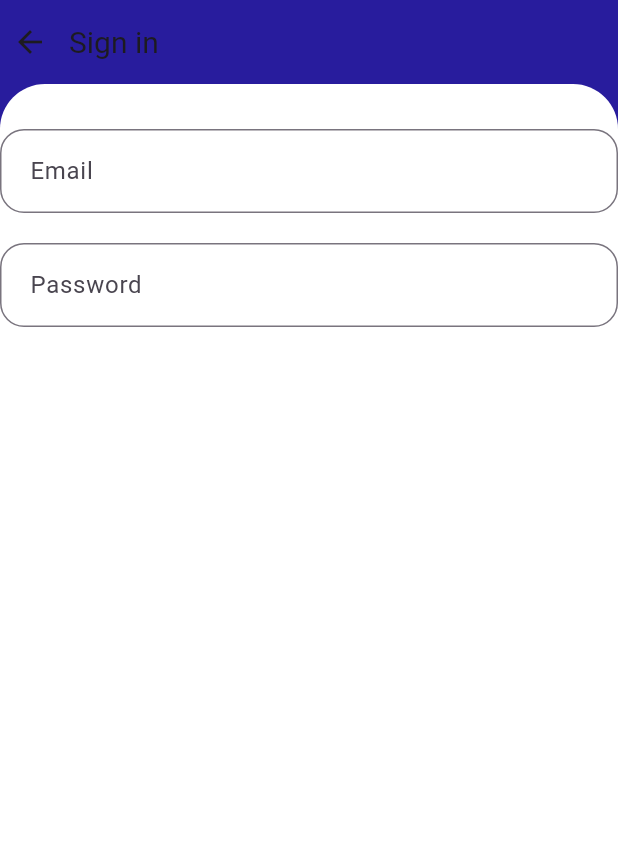
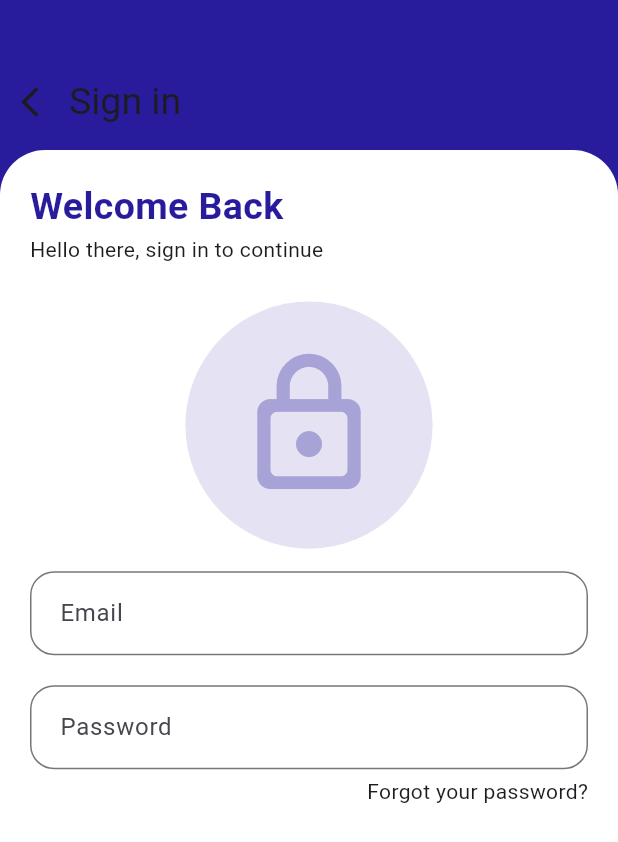
Before and after one commit to ArturAfonso/My-btc-Balance, a Flutter app: the screen it shows after launch, on a phone screen of 412 x 824 dp. Shown: the top 842 px of the screen. Run offline on Flutter 3.47's test engine with Material 3 defaults, Android fonts, the phone set to English and light mode, and no system bars; our stand-ins replace get, hexcolor.

Commit message:
refatorado appbar

```diff
--- /dev/null
+++ b/lib/app/data/shared/widgets/custom_appbar.dart
@@ -0,0 +1,42 @@
+// ignore_for_file: public_member_api_docs, sort_constructors_first
+import 'package:flutter/material.dart';
+import 'package:get/get.dart';
+
+class CustomAppBar extends StatelessWidget {
+  final String title;
+  void Function()? onPressed;
+  Widget? icon;
+  CustomAppBar({
+    Key? key,
+    required this.title,
+    this.onPressed,
+    this.icon,
+  }) : super(key: key);
+
+  @override
+  Widget build(BuildContext context) {
+    return Column(
+      children: [
+        const SizedBox(height: 40),
+        AppBar(
+          leadingWidth: 30,
+          backgroundColor: Get.theme.primaryColor,
+          elevation: 0, // Desativar a sombra da AppBar
+          leading: icon != null
+              ? IconButton(
+                  icon: icon!, // Ícone de voltar
+                  onPressed: onPressed,
+                )
+              : null,
+
+          title: Text(
+            title,
+            style: const TextStyle(
+              fontSize: 25.0,
+            ),
+          ),
+        ),
+      ],
+    );
+  }
+}
--- a/lib/app/modules/Sign-in/views/sign_in_view.dart
+++ b/lib/app/modules/Sign-in/views/sign_in_view.dart
@@ -1,6 +1,7 @@
 // ignore_for_file: public_member_api_docs, sort_constructors_first, must_be_immutable
 import 'package:flutter/material.dart';
 import 'package:get/get.dart';
+import 'package:my_btc_balance/app/data/shared/widgets/custom_appbar.dart';
 
 import '../controllers/sign_in_controller.dart';
 
@@ -11,13 +12,16 @@ class SignInView extends GetView<SignInController> {
     return Scaffold(
       extendBody: true,
       backgroundColor: Get.theme.primaryColor,
-      appBar: CustomAppbar(
-        icon: const Icon(Icons.arrow_back),
-        onPressed: () {
-          Navigator.pop(context);
-        },
-        title: 'Sign in',
+      appBar: PreferredSize(
+          preferredSize: const Size.fromHeight(100.0),
+          child: CustomAppBar(
+            title: "Sign in",
+            icon: const Icon(
+              Icons.arrow_back_ios_new,
+              //color: Colors.transparent,
             ),
+            onPressed: () {},
+          )),
       body: Container(
         decoration: BoxDecoration(
           color: Get.theme.primaryColor,
@@ -26,9 +30,7 @@ class SignInView extends GetView<SignInController> {
             color: Colors.grey,
           ), */
         ),
-        child: Stack(
-          children: [
-            Container(
+        child: Container(
           height: Get.size.height,
           decoration: const BoxDecoration(
             color: Colors.white,
@@ -37,12 +39,38 @@ class SignInView extends GetView<SignInController> {
               topRight: Radius.circular(30.0),
             ),
           ),
+          child: SingleChildScrollView(
             child: Center(
+              child: Padding(
+                padding: const EdgeInsets.all(20.0),
                 child: Column(
                   children: [
-                    const SizedBox(
-                      height: 30,
+                    Align(
+                        alignment: Alignment.topLeft,
+                        child: Text(
+                          "Welcome Back",
+                          style: TextStyle(fontWeight: FontWeight.bold, fontSize: 25, color: Get.theme.primaryColor),
+                        )),
+                    const Align(
+                        alignment: Alignment.topLeft,
+                        child: Text(
+                          "Hello there, sign in to continue",
+                        )),
+                    const SizedBox(height: 25),
+                    Container(
+                      width: Get.size.width / 0.5, // Largura do círculo
+                      height: Get.size.height / 5, // Altura do círculo
+                      decoration: BoxDecoration(
+                        shape: BoxShape.circle, // Define a forma como círculo
+                        color: Get.theme.cardColor.withOpacity(0.3), // Usa a cor primária do tema do app
                       ),
+                      child: Icon(
+                        Icons.lock_outline_rounded,
+                        size: Get.size.height / 8,
+                        color: Get.theme.cardColor,
+                      ),
+                    ),
+                    const SizedBox(height: 15),
                     TextField(
                       decoration: InputDecoration(
                         hintText: 'Email',
@@ -63,48 +91,19 @@ class SignInView extends GetView<SignInController> {
                         contentPadding: const EdgeInsets.all(16.0),
                       ),
                     ),
+                    const SizedBox(height: 5),
+                    const Align(
+                        alignment: Alignment.bottomRight,
+                        child: Text(
+                          "Forgot your password?",
+                        )),
                   ],
                 ),
               ),
-            )
-          ],
-        ),
-      ),
-    );
-  }
-}
-
-class CustomAppbar extends StatelessWidget implements PreferredSizeWidget {
-  CustomAppbar({Key? key, required this.icon, this.onPressed, required this.title}) : super(key: key);
-  final Icon icon;
-  Function()? onPressed;
-  String title;
-  @override
-  Widget build(BuildContext context) {
-    return PreferredSize(
-      preferredSize: const Size.fromHeight(300.0), // Altura da AppBar
-      child: SizedBox(
-        height: 500,
-        child: AppBar(
-          leadingWidth: 30,
-          backgroundColor: Get.theme.primaryColor,
-          elevation: 0, // Desativar a sombra da AppBar
-          leading: IconButton(
-            icon: icon, // Ícone de voltar
-            onPressed: onPressed,
-          ),
-
-          title: Text(
-            title,
-            style: const TextStyle(
-              fontSize: 20.0,
             ),
           ),
         ),
       ),
     );
   }
-
-  @override
-  Size get preferredSize => const Size.fromHeight(kToolbarHeight);
 }
--- a/lib/app/theme.dart
+++ b/lib/app/theme.dart
@@ -2,7 +2,10 @@ import 'package:flutter/material.dart';
 import 'package:hexcolor/hexcolor.dart';
 
 final ThemeData appTheme = ThemeData(
-  primaryColor: HexColor('#281C9D'),
-  //secondaryHeaderColor: VEGsettings().colorSecondaryLight,
-  //fontFamily: GoogleFonts.openSans().fontFamily,
-);
+    primaryColor: HexColor('#281C9D'),
+    secondaryHeaderColor: HexColor('5655B9'),
+    cardColor: HexColor("A8A3D7"),
+    canvasColor: HexColor("E5E2FF")
+    //secondaryHeaderColor: VEGsettings().colorSecondaryLight,
+    //fontFamily: GoogleFonts.openSans().fontFamily,
+    );
--- a/pubspec.yaml
+++ b/pubspec.yaml
@@ -19,3 +19,6 @@ dev_dependencies:
 
 flutter:
   uses-material-design: true
+  assets:
+    - assets/lock.png
+    - assets/trancar.png
```
Also changed, not shown: assets/lock.png (added), assets/trancar.png (added). Lines whose indentation alone changed are shown as unchanged.
